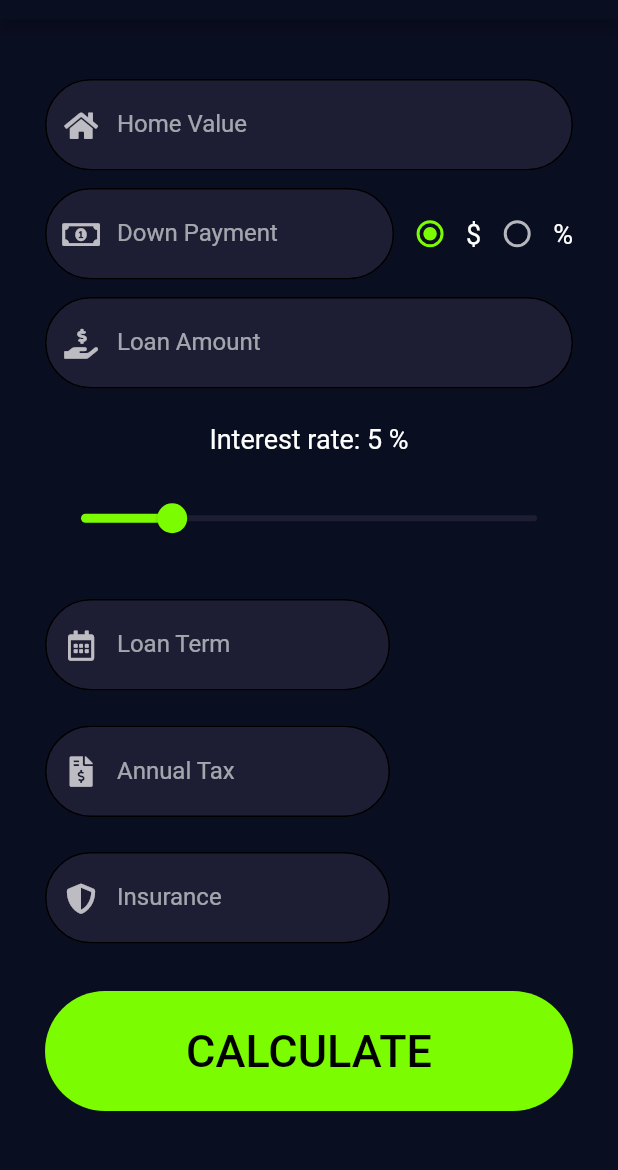
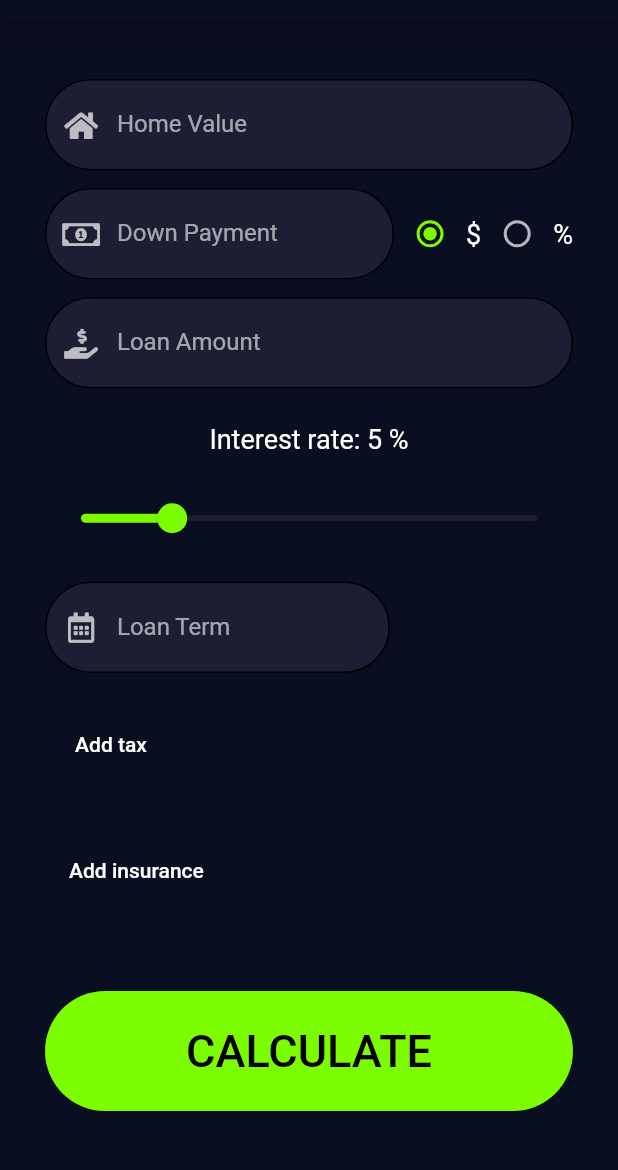
Before and after one commit to semasuka/mortgage_calculator, a Flutter app: the screen it shows after launch, on a phone screen of 412 x 824 dp, the part 65-1235 px from its top. Run offline on Flutter 3.47's test engine with Material 2 defaults, Android fonts, the phone set to English and light mode, and no system bars; our stand-ins replace font_awesome_flutter.

Commit message:
toggle button for tax and insurance field added

```diff
--- a/lib/input_page.dart
+++ b/lib/input_page.dart
@@ -19,8 +19,6 @@ class _InputPageState extends State<InputPage> {
   final loanTerm = TextEditingController();
   int selectedRadio;
 
-
-
   @override
   void initState() {
     super.initState();
@@ -34,6 +32,20 @@ class _InputPageState extends State<InputPage> {
   }
 
   int interest = 5;
+  bool _isTaxVisible = false;
+  bool _isInsuranceVisible = false;
+
+  void showTaxButton() {
+    setState(() {
+      _isTaxVisible = !_isTaxVisible;
+    });
+  }
+
+  void showInsuranceButton() {
+    setState(() {
+      _isInsuranceVisible = !_isInsuranceVisible;
+    });
+  }
 
   @override
   Widget build(BuildContext context) {
@@ -53,8 +65,7 @@ class _InputPageState extends State<InputPage> {
           children: [
             //HOME VALUE
             ReusableTextFormFieldWithPrefix(
-                prefixIcon: FontAwesomeIcons.home,
-                theLabelText: 'Home Value'),
+                prefixIcon: FontAwesomeIcons.home, theLabelText: 'Home Value'),
             //TODO: force the focus to stay on the textfield when selecting the radio button
             //DOWN PAYMENT
             Expanded(
@@ -133,14 +144,15 @@ class _InputPageState extends State<InputPage> {
             //LOAN TERM
             Expanded(
               child: Row(
-                mainAxisAlignment: MainAxisAlignment.spaceBetween,
-                children: [
+                crossAxisAlignment: CrossAxisAlignment.start,
+                children: <Widget>[
                   Container(
                     width: 230,
                     child: ReusableTextFormFieldWithSuffix(
                       prefixIcon: FontAwesomeIcons.calendarAlt,
                       theLabelText: 'Loan Term',
-                        theSuffix: 'Year(s)'),
+                      theSuffix: 'Year(s)',
+                    ),
                   ),
                 ],
               ),
@@ -149,13 +161,25 @@ class _InputPageState extends State<InputPage> {
             //ANNUAL TAX
             Expanded(
               child: Row(
-                mainAxisAlignment: MainAxisAlignment.spaceBetween,
-                children: [
-                  Container(
-                    width: 230,
+                crossAxisAlignment: CrossAxisAlignment.start,
+                children: <Widget>[
+                  FlatButton(
+                    child: _isTaxVisible == false
+                        ? Text('Add tax')
+                        : Text('Remove tax'),
+                    onPressed: showTaxButton,
+                  ),
+                  Expanded(
+                    child: Visibility(
+                      visible: _isTaxVisible,
+                      child: Container(
+                        width: 200,
                         child: ReusableTextFormFieldWithPrefix(
                           prefixIcon: FontAwesomeIcons.fileInvoiceDollar,
-                        theLabelText: 'Annual Tax'),
+                          theLabelText: 'Annual Tax',
+                        ),
+                      ),
+                    ),
                   ),
                 ],
               ),
@@ -164,18 +188,30 @@ class _InputPageState extends State<InputPage> {
             //INSURANCE
             Expanded(
               child: Row(
-                mainAxisAlignment: MainAxisAlignment.spaceBetween,
-                children: [
-                  Container(
-                    width: 230,
+                crossAxisAlignment: CrossAxisAlignment.start,
+                children: <Widget>[
+                  FlatButton(
+                    child: _isInsuranceVisible == false
+                        ? Text('Add insurance')
+                        : Text('Remove insurance'),
+                    onPressed: showInsuranceButton,
+                  ),
+                  Expanded(
+                    child: Visibility(
+                      visible: _isInsuranceVisible,
+                      child: Container(
+                        width: 200,
                         child: ReusableTextFormFieldWithPrefix(
                           prefixIcon: FontAwesomeIcons.shieldAlt,
-                        theLabelText: 'Insurance'),
+                          theLabelText: 'Insurance',
+                        ),
+                      ),
+                    ),
                   ),
                 ],
               ),
             ),
-            //TODO: customized to fit the whole bottom width of the screen
+            //CALCULATE BUTTON
             Container(
               width: double.infinity,
               margin: EdgeInsets.only(top: 20.0),
```
Lines whose indentation alone changed are shown as unchanged.
